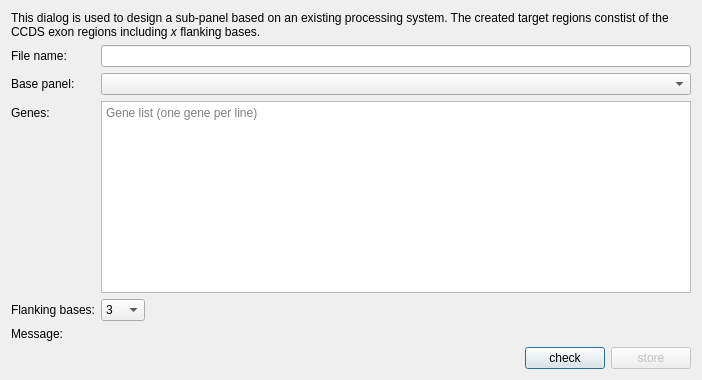
Before: the Qt Designer form src/GSvar/SubpanelDesignDialog.ui in imgag/ngs-bits, drawn with Qt 5.
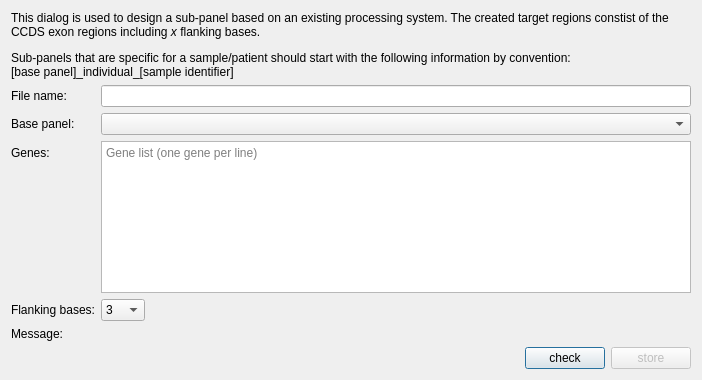
After: the same form once the commit is applied.

Patch:
```diff
--- a/src/GSvar/SubpanelDesignDialog.ui
+++ b/src/GSvar/SubpanelDesignDialog.ui
@@ -23,7 +23,7 @@
       </sizepolicy>
      </property>
      <property name="text">
-      <string>&lt;html&gt;&lt;head/&gt;&lt;body&gt;&lt;p&gt;This dialog is used to design a sub-panel based on an existing processing system. The created target regions constist of the CCDS exon regions including &lt;span style=&quot; font-style:italic;&quot;&gt;x&lt;/span&gt; flanking bases.&lt;/p&gt;&lt;/body&gt;&lt;/html&gt;</string>
+      <string>&lt;html&gt;&lt;head/&gt;&lt;body&gt;&lt;p&gt;This dialog is used to design a sub-panel based on an existing processing system. The created target regions constist of the CCDS exon regions including &lt;span style=&quot; font-style:italic;&quot;&gt;x&lt;/span&gt; flanking bases.&lt;/p&gt;&lt;p&gt;Sub-panels that are specific for a sample/patient should start with the following information by convention:&lt;br/&gt;[base panel]_individual_[sample identifier]&lt;/p&gt;&lt;/body&gt;&lt;/html&gt;</string>
      </property>
      <property name="scaledContents">
       <bool>false</bool>
```
Left out of the diff: 2 changed lines with no effect on the pictures.
